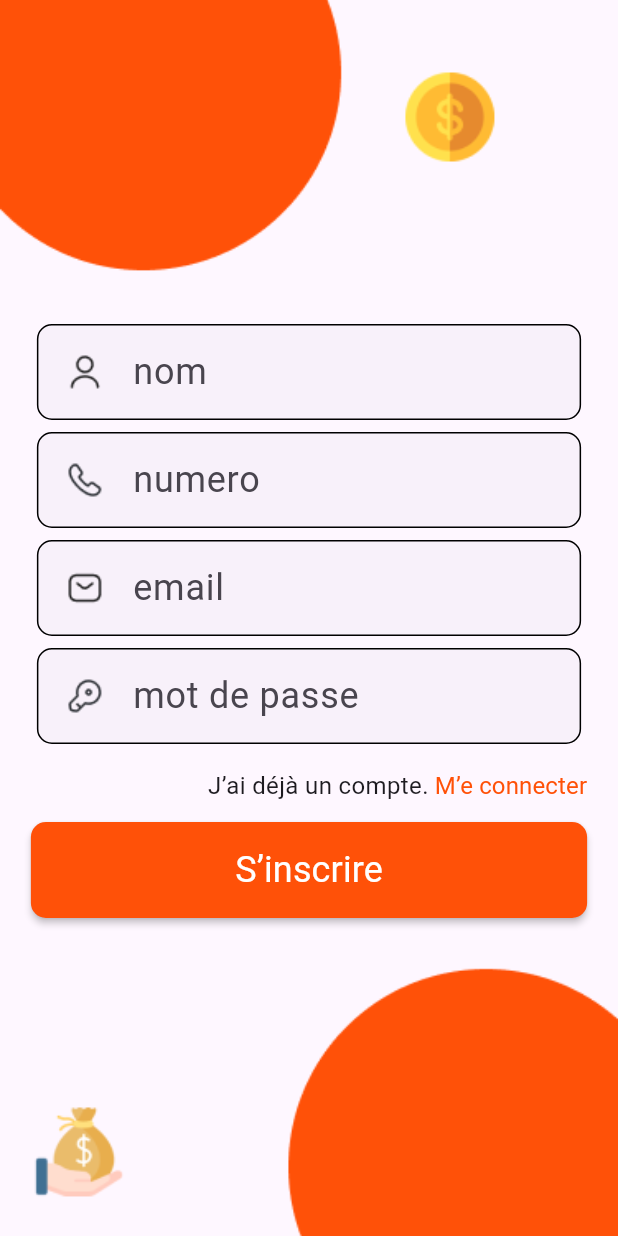
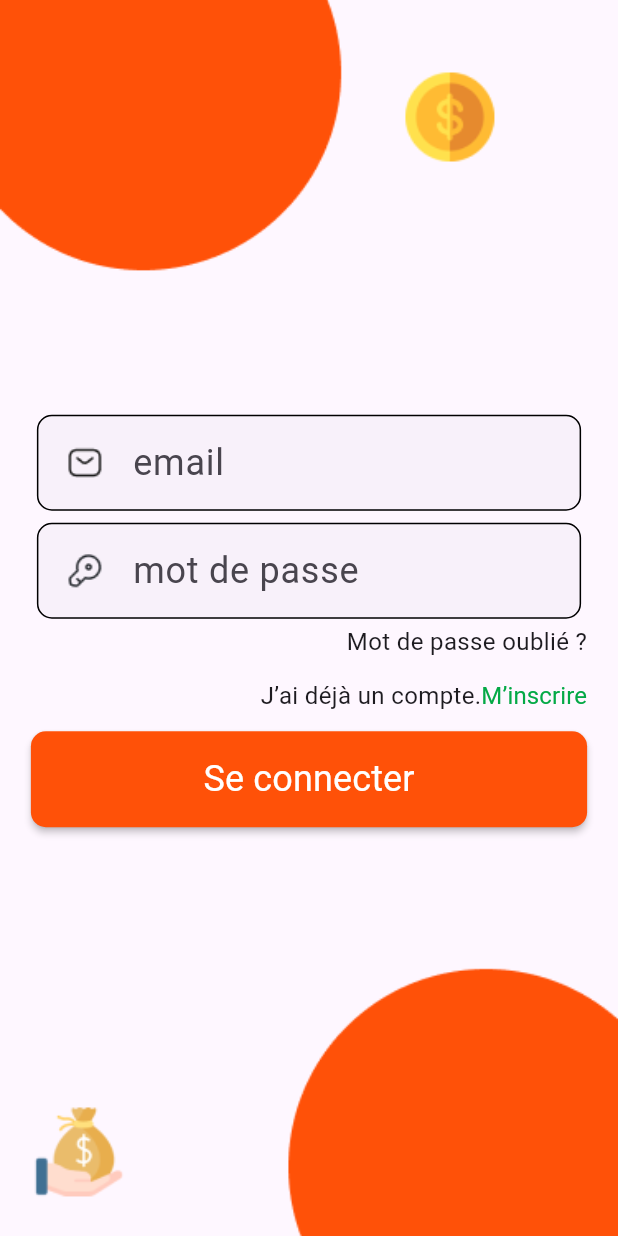
Before and after one commit to gfriedtod/Ms_Pay, a Flutter app: the screen it shows after launch, on a phone screen of 412 x 824 dp. Run offline on Flutter 3.47's test engine with Material 3 defaults, Android fonts, the phone set to English and light mode, and no system bars; our stand-ins replace google_fonts; Roboto replaces fonts that are missing (Itim).

Commit message:
login pages

```diff
--- a/lib/main.dart
+++ b/lib/main.dart
@@ -1,4 +1,5 @@
 import 'package:flutter/material.dart';
+import 'package:untitled4/pages/login_page.dart';
 import 'package:untitled4/pages/signUP_pages.dart';
 import 'package:untitled4/pages/welcome_pages.dart';
 
@@ -33,7 +34,7 @@ class MyApp extends StatelessWidget {
         colorScheme: ColorScheme.fromSeed(seedColor: Colors.deepPurple),
         useMaterial3: true,
       ),
-      home:  SignUpPage(),
+      home:  LoginPage(),
     );
   }
 }
--- /dev/null
+++ b/lib/pages/login_page.dart
@@ -0,0 +1,91 @@
+import 'package:flutter/material.dart';
+import 'package:google_fonts/google_fonts.dart';
+
+import '../component/personal_button.dart';
+import '../component/personal_form_field.dart';
+import '../utils/app_colors.dart';
+
+///They Login pages.
+class LoginPage extends StatelessWidget {
+  TextEditingController email = TextEditingController();
+
+  TextEditingController password = TextEditingController();
+   LoginPage({super.key});
+
+  @override
+  Widget build(BuildContext context) {
+    final size = MediaQuery.of(context).size;
+
+    return Scaffold(
+
+      body: DecoratedBox(
+        position: DecorationPosition.background,
+        decoration: const BoxDecoration(
+            image: DecorationImage(
+                image: AssetImage('assets/images/background1.png'),
+                fit: BoxFit.cover
+            )
+        ),
+        child: Center(
+          child: SizedBox(
+            width: size.width * 0.9,
+            child: Column(
+
+                mainAxisAlignment: MainAxisAlignment.center,
+                children: [
+
+                  Column(
+                    children: [
+                      PersonalFormField(value: 'email', icon: 'assets/images/message.png', controller: email),
+                      PersonalFormField(value: 'mot de passe', icon: 'assets/images/key.png', controller: password)
+                    ],
+                  ),
+
+                  Column(
+                    crossAxisAlignment: CrossAxisAlignment.end,
+                    children: [
+                      Text('Mot de passe oublié ?' ,  style: GoogleFonts.itim(
+                        fontWeight: FontWeight.w400,
+                        fontSize: 16,
+                        ),
+                      ),
+                      Row(
+                        mainAxisAlignment: MainAxisAlignment.end,
+                        children: [
+                          Text('J’ai déjà un compte.', style: GoogleFonts.itim(
+                              fontWeight: FontWeight.w400,
+                              fontSize: 16
+                          ),),
+                          TextButton(
+                              style: ButtonStyle(
+                                overlayColor: MaterialStateProperty.all(Colors.transparent),
+                                padding: MaterialStateProperty.all(EdgeInsets.zero),
+
+                              ),
+                              onPressed: (){}, child: Text('M’inscrire' , style: GoogleFonts.itim(
+                              fontWeight: FontWeight.w400,
+                              fontSize: 16,
+                              color: AppColors.green
+                          ),))
+                        ],
+                      ),
+                    ],
+                  ),
+                  LayoutBuilder(
+                      builder: (context ,constraints) {
+                        return SizedBox(
+                            width: constraints.maxWidth,
+                            child: PersonalButton(onPressed: (){}, text: 'Se connecter', state: true));
+                      }
+                  )
+
+
+
+                ]
+            ),
+          ),
+        ),
+      ),
+    );
+  }
+}
--- a/lib/pages/signUP_pages.dart
+++ b/lib/pages/signUP_pages.dart
@@ -63,7 +63,7 @@ class SignUpPage extends StatelessWidget {
                         onPressed: (){}, child: Text(' M’e connecter' , style: GoogleFonts.itim(
                       fontWeight: FontWeight.w400,
                       fontSize: 16,
-                      color: AppColors.primary
+                      color: AppColors.green
                     ),))
                   ],
                 ),
--- a/lib/utils/app_colors.dart
+++ b/lib/utils/app_colors.dart
@@ -9,4 +9,5 @@ class AppColors{
   static const texColors = Colors.black;
 
   static const secondary =Colors.white;
+  static const green = Color(0xff04A946);
 }
```
